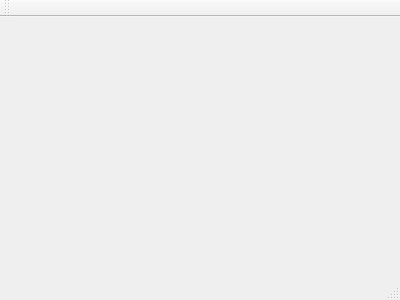
Old version of the form Converter/mainwindow.ui in the repository Msoloshich/Converter.
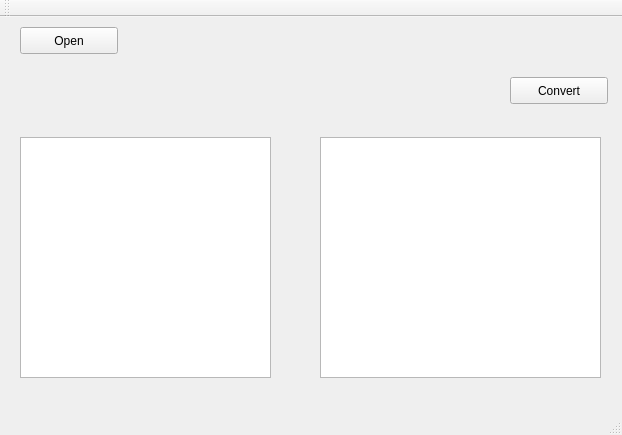
New version of the form.

Commit message: Add interface and make open CSV file function

Diff of the .ui file:
```diff
--- a/Converter/mainwindow.ui
+++ b/Converter/mainwindow.ui
@@ -1,24 +1,99 @@
 <ui version="4.0">
  <class>MainWindow</class>
- <widget class="QMainWindow" name="MainWindow" >
-  <property name="geometry" >
+ <widget class="QMainWindow" name="MainWindow">
+  <property name="geometry">
    <rect>
     <x>0</x>
     <y>0</y>
-    <width>400</width>
-    <height>300</height>
+    <width>622</width>
+    <height>435</height>
    </rect>
   </property>
   <property name="windowTitle" >
    <string>MainWindow</string>
   </property>
-  <widget class="QMenuBar" name="menuBar" />
-  <widget class="QToolBar" name="mainToolBar" />
-  <widget class="QWidget" name="centralWidget" />
-  <widget class="QStatusBar" name="statusBar" />
+  <widget class="QWidget" name="centralWidget">
+   <widget class="QPushButton" name="OpenButton">
+    <property name="geometry">
+     <rect>
+      <x>20</x>
+      <y>10</y>
+      <width>98</width>
+      <height>27</height>
+     </rect>
+    </property>
+    <property name="text">
+     <string>Open</string>
+    </property>
+   </widget>
+   <widget class="QPushButton" name="ConvertButton">
+    <property name="geometry">
+     <rect>
+      <x>510</x>
+      <y>60</y>
+      <width>98</width>
+      <height>27</height>
+     </rect>
+    </property>
+    <property name="text">
+     <string>Convert</string>
+    </property>
+   </widget>
+   <widget class="QLabel" name="FileWaylabel">
+    <property name="geometry">
+     <rect>
+      <x>130</x>
+      <y>10</y>
+      <width>421</width>
+      <height>31</height>
+     </rect>
+    </property>
+    <property name="text">
+     <string/>
+    </property>
+   </widget>
+   <widget class="QTextBrowser" name="textBrowser">
+    <property name="geometry">
+     <rect>
+      <x>20</x>
+      <y>120</y>
+      <width>251</width>
+      <height>241</height>
+     </rect>
+    </property>
+   </widget>
+   <widget class="QTableView" name="tableView">
+    <property name="geometry">
+     <rect>
+      <x>320</x>
+      <y>120</y>
+      <width>281</width>
+      <height>241</height>
+     </rect>
+    </property>
+   </widget>
+  </widget>
+  <widget class="QMenuBar" name="menuBar">
+   <property name="geometry">
+    <rect>
+     <x>0</x>
+     <y>0</y>
+     <width>622</width>
+     <height>25</height>
+    </rect>
+   </property>
+  </widget>
+  <widget class="QToolBar" name="mainToolBar">
+   <attribute name="toolBarArea">
+    <enum>TopToolBarArea</enum>
+   </attribute>
+   <attribute name="toolBarBreak">
+    <bool>false</bool>
+   </attribute>
+  </widget>
+  <widget class="QStatusBar" name="statusBar"/>
  </widget>
- <layoutDefault spacing="6" margin="11" />
- <pixmapfunction></pixmapfunction>
+ <layoutdefault spacing="6" margin="11"/>
  <resources/>
  <connections/>
 </ui>
```
Left out of the diff: 3 changed lines with no effect on the pictures. The commit also changes 10 other files.
